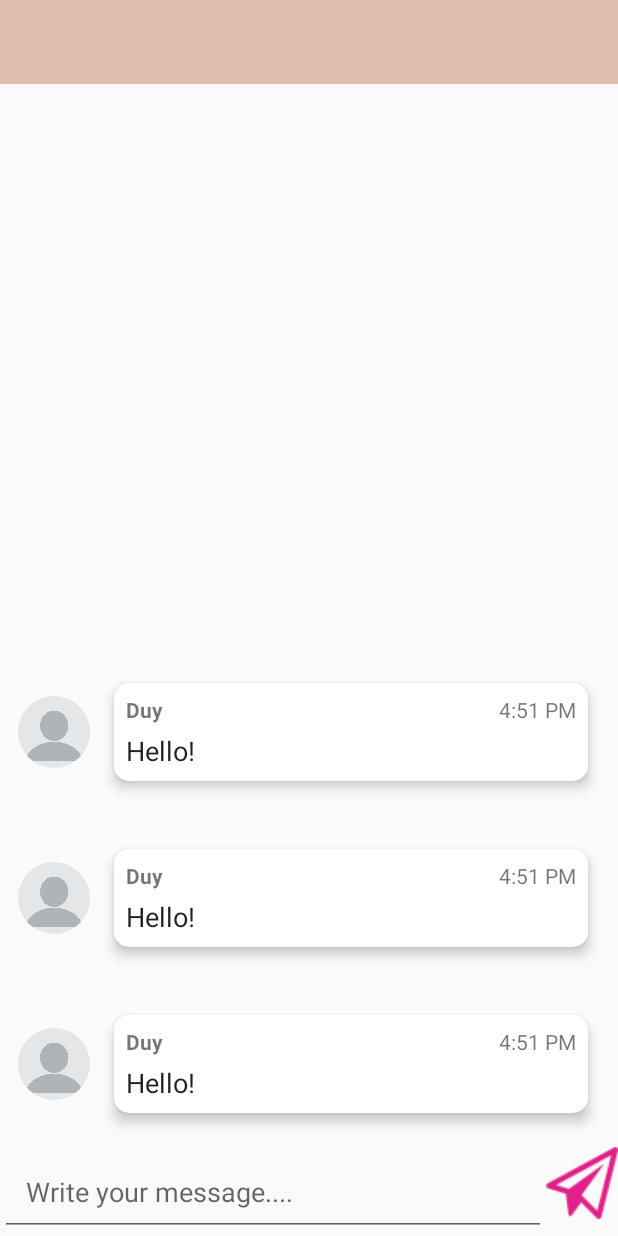
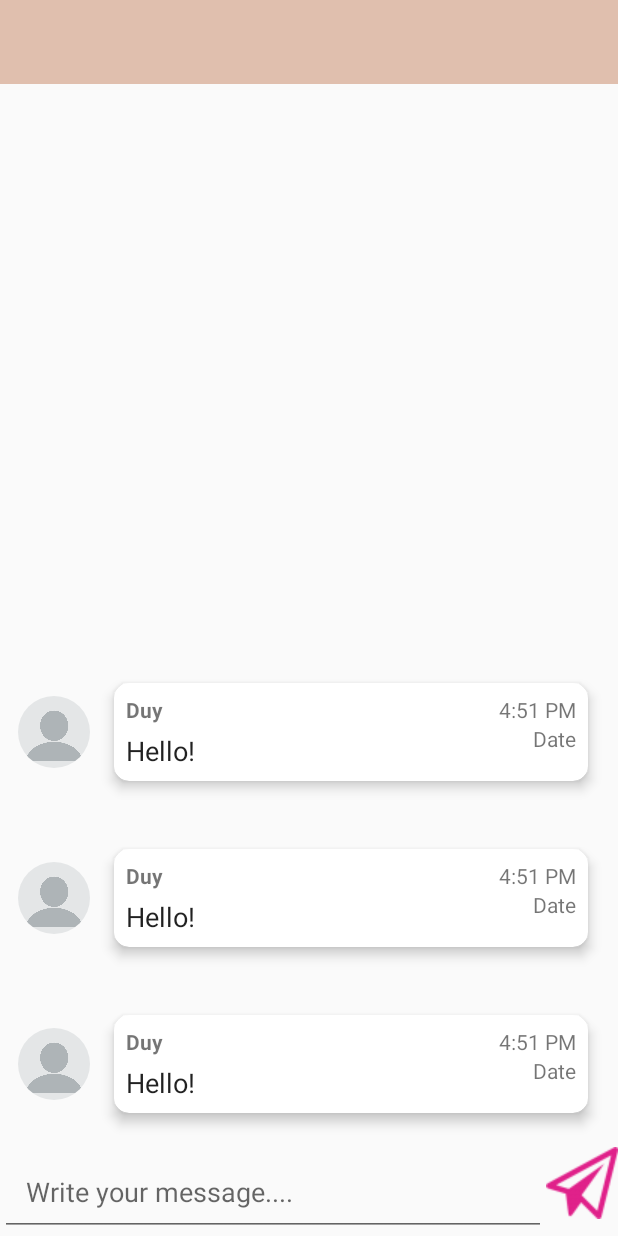
Before and after one commit to Meonix/Miretty, an Android app: the layout activity_group_chat.xml on its own in the app's theme, with its tools: preview values and no code run, on a phone screen of 412 x 824 dp. Run offline under Robolectric (Android 15) with nearby library versions, the phone set to English and light mode, and no system bars.

```diff
--- a/app/src/main/java/com/github/meonix/chatapp/adapter/AdapterMessage.java
+++ b/app/src/main/java/com/github/meonix/chatapp/adapter/AdapterMessage.java
@@ -27,7 +27,7 @@ public class AdapterMessage extends RecyclerView.Adapter<AdapterMessage.ViewHold
     class ViewHolder extends RecyclerView.ViewHolder {
         CircleImageView cvAvatar;
         View layout;
-        TextView message_time, message_user, message_text;
+        TextView message_time, message_user, message_text,message_date;
 
         ViewHolder(View v) {
             super(v);
@@ -36,6 +36,7 @@ public class AdapterMessage extends RecyclerView.Adapter<AdapterMessage.ViewHold
             message_text = v.findViewById(R.id.message_text);
             message_time = v.findViewById(R.id.message_time);
             message_user = v.findViewById(R.id.message_user);
+            message_date = v.findViewById(R.id.message_date);
         }
     }
 
@@ -58,9 +59,11 @@ public class AdapterMessage extends RecyclerView.Adapter<AdapterMessage.ViewHold
         String time = messageList.get(position).getTime();
         viewHolder.message_user.setText(messageList.get(position).getName());
         viewHolder.message_text.setText(messageList.get(position).getMessage());
+        viewHolder.message_date.setText(messageList.get(position).getDate());
         viewHolder.message_time.setText(time);
         // TODO: set avater
         String uid = messageList.get(position).getUid();
+
         StorageReference storageReference = FirebaseStorage.getInstance().getReference();
         storageReference.child("Profile Images/"+uid+".jpg").getDownloadUrl().addOnSuccessListener(new OnSuccessListener<Uri>() {
             @Override
--- a/app/src/main/res/layout/item_chat_message.xml
+++ b/app/src/main/res/layout/item_chat_message.xml
@@ -50,6 +50,14 @@
                 android:layout_alignParentEnd="true"
                 android:layout_alignParentRight="true"
                 tools:text="4:51 PM" />
+            <TextView
+                android:id="@+id/message_date"
+                android:layout_width="wrap_content"
+                android:layout_height="wrap_content"
+                android:layout_below="@id/message_time"
+                android:layout_alignParentEnd="true"
+                android:layout_alignParentRight="true"
+                tools:text="Date" />
 
             <TextView
                 android:id="@+id/message_user"
@@ -68,11 +76,13 @@
                 android:layout_below="@+id/message_user"
                 android:layout_alignParentStart="true"
                 android:layout_alignParentLeft="true"
+                android:layout_toStartOf="@id/message_date"
                 android:layout_marginTop="5dp"
                 android:singleLine="false"
                 android:textAppearance="@style/TextAppearance.AppCompat.Body1"
                 android:textSize="18sp"
-                tools:text="Hello!" />
+                tools:text="Hello!"
+                android:layout_toLeftOf="@id/message_date" />
         </RelativeLayout>
     </android.support.v7.widget.CardView>
 </android.support.constraint.ConstraintLayout>
```
Also changed, not shown: app/src/main/java/com/github/meonix/chatapp/SettingActivity.java (+52 -23 lines).
